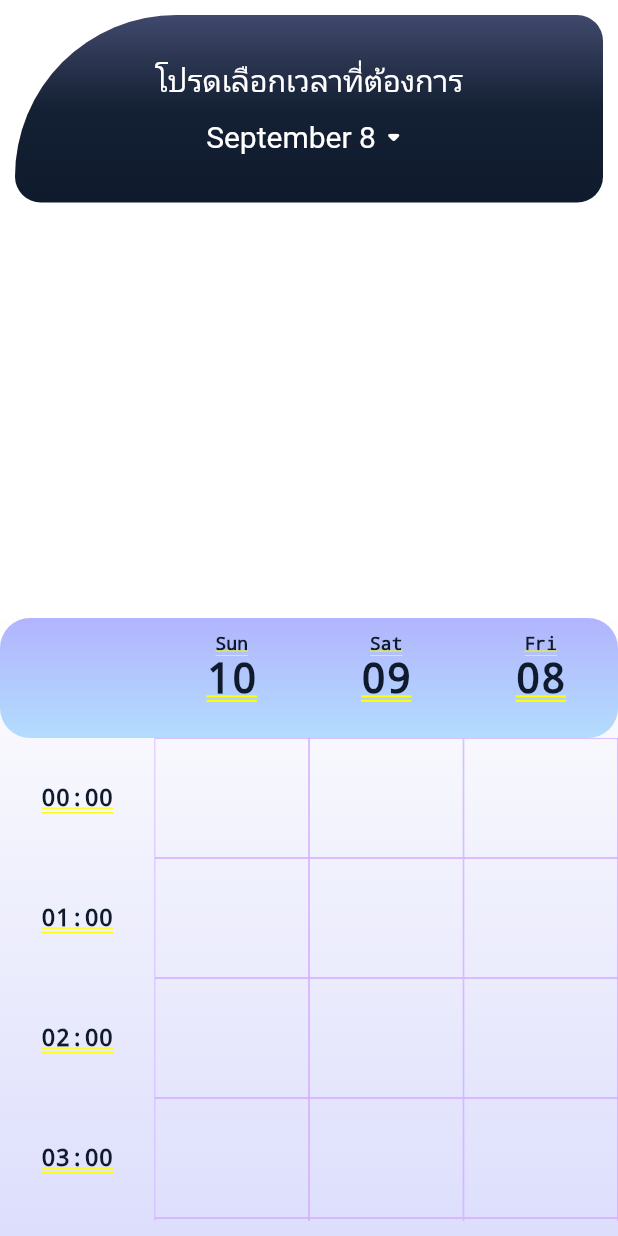
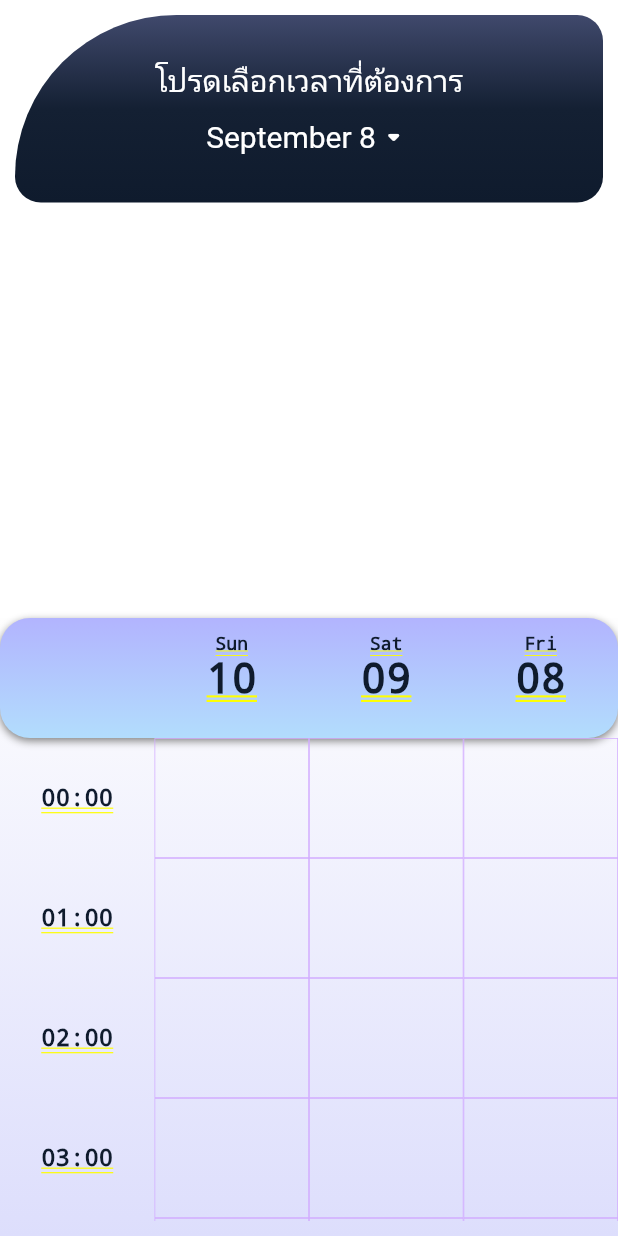
Before and after one commit to TelephyApp/Telephy_frontend, a Flutter app: the screen it shows after launch, on a phone screen of 412 x 824 dp. Run offline on Flutter 3.47's test engine with Material 2 defaults, Android fonts, the phone set to English and light mode, and no system bars; our stand-ins replace font_awesome_flutter, table_calendar.

Commit message:
Timeslot update

```diff
--- a/lib/screens/time_slot_screen.dart
+++ b/lib/screens/time_slot_screen.dart
@@ -18,7 +18,7 @@ class _TimeSlotState extends State<TimeSlot> {
       child: Column(
         children: [
           Expanded(
-            child: Calendar(), // เรียกใช้ Calendar() จากวิดเจ็ต Calendar
+            child: Calendar(),
           ),
           Expanded(
             child: TimeSlotTable(
--- a/lib/widgets/calender.dart
+++ b/lib/widgets/calender.dart
@@ -125,13 +125,13 @@ class _CalendarState extends State<Calendar> {
                               Icons.arrow_back_ios,
                               color: Colors
                                   .white, // Set the left arrow button color
-                              size: 15.0,
+                              size: 13.0,
                             ),
                             rightChevronIcon: Icon(
                               Icons.arrow_forward_ios,
                               color: Colors
                                   .white, // Set the right arrow button color
-                              size: 15.0,
+                              size: 13.0,
                             ),
                           ),
                           daysOfWeekStyle: const DaysOfWeekStyle(
--- a/lib/widgets/timeSlot.dart
+++ b/lib/widgets/timeSlot.dart
@@ -13,8 +13,10 @@ class _MyAppState extends State<MyApp> {
   Widget build(BuildContext context) {
     return MaterialApp(
       home: Scaffold(
-        body: TimeSlotTable(currentDate: currentDate), // ส่งค่า currentDate ไปยัง TimeSlotTable
-        floatingActionButton: FloatingActionButton( // เพิ่ม FAB สำหรับการอัปเดต currentDate
+        body: TimeSlotTable(
+            currentDate: currentDate), // ส่งค่า currentDate ไปยัง TimeSlotTable
+        floatingActionButton: FloatingActionButton(
+          // เพิ่ม FAB สำหรับการอัปเดต currentDate
           onPressed: () {
             setState(() {
               currentDate = DateTime.now(); // อัปเดต currentDate เมื่อกด FAB
@@ -57,6 +59,13 @@ class TimeSlotTable extends StatelessWidget {
           Container(
             height: 80,
             decoration: const BoxDecoration(
+              boxShadow: [
+                BoxShadow(
+                  color: Color.fromARGB(255, 129, 129, 129),
+                  offset: Offset(0, 2),
+                  blurRadius: 4,
+                )
+              ],
               borderRadius: BorderRadius.all(Radius.circular(20)),
               gradient: LinearGradient(
                 colors: [Color(0xFFB2DDFD), Color(0xFFB2B4FE)],
```
